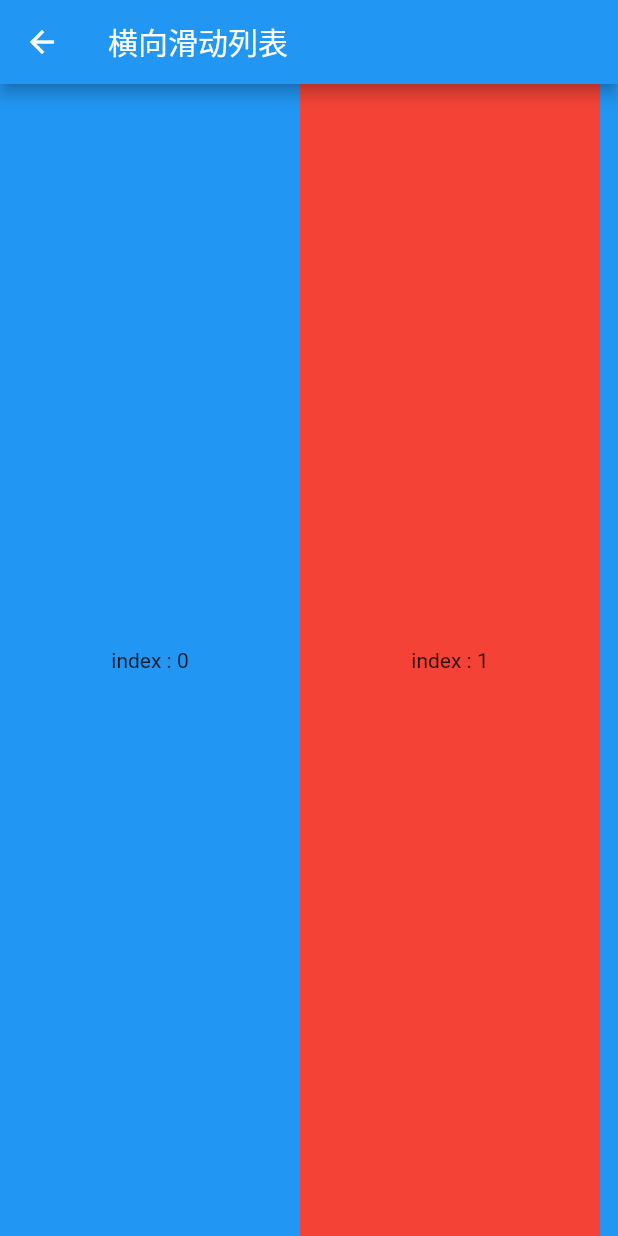
After one commit to haoyd/FlutterSample, a Flutter app: the HorizontalListPage screen opened by its route, on a phone screen of 412 x 824 dp. The commit adds this screen. Run offline on Flutter 3.47's test engine with Material 2 defaults, Android fonts, the phone set to English and light mode, and no system bars; our stand-ins replace fluttertoast.

Commit message:
横向没去列表

```diff
--- /dev/null
+++ b/lib/controller/HorizontalListPage.dart
@@ -0,0 +1,34 @@
+import 'package:flutter/material.dart';
+
+class HorizontalListPage extends StatelessWidget {
+  @override
+  Widget build(BuildContext context) {
+    // TODO: implement build
+    return Scaffold(
+      appBar: AppBar(
+        title: Text('横向滑动列表'),
+      ),
+      body: ListView(
+        scrollDirection: Axis.horizontal,
+        children: _getListItems(),
+      ),
+    );
+  }
+
+  _getListItems() {
+    List<Widget> widgets = [];
+
+    for (var i = 0; i < 50; i++) {
+      widgets.add(Container(
+        width: 200.0,
+        height: 100.0,
+        color: i % 2 == 0 ? Colors.blue : Colors.red,
+        child: Center(
+          child: Text('index : $i'),
+        ),
+      ));
+    }
+
+    return widgets;
+  }
+}
--- a/lib/main.dart
+++ b/lib/main.dart
@@ -4,6 +4,7 @@ import 'package:flutter_sample/view/widget/ToastUtil.dart';
 
 import 'controller/ContainerPage.dart';
 import 'controller/FormPage.dart';
+import 'controller/HorizontalListPage.dart';
 import 'controller/HttpPage.dart';
 import 'controller/IconsPage.dart';
 import 'controller/ImagePage.dart';
@@ -36,6 +37,7 @@ class MyApp extends StatelessWidget {
         'IconsPage': (BuildContext context) => new IconsPage(),
         'RaisedButtonPage': (BuildContext context) => new RaisedButtonPage(),
         'ListViewPage': (BuildContext context) => new ListViewPage(),
+        'HorizontalListPage': (BuildContext context) => new HorizontalListPage(),
         'FormPage': (BuildContext context) => new FormPage(),
       },
     );
@@ -78,6 +80,7 @@ class _SampleAppPageState extends State<SampleAppPage> {
     widgets.add(_getListItem("IconsPage"));
     widgets.add(_getListItem("RaisedButtonPage"));
     widgets.add(_getListItem("ListViewPage"));
+    widgets.add(_getListItem("HorizontalListPage"));
     widgets.add(_getListItem("FormPage"));
 
     return widgets;
```
